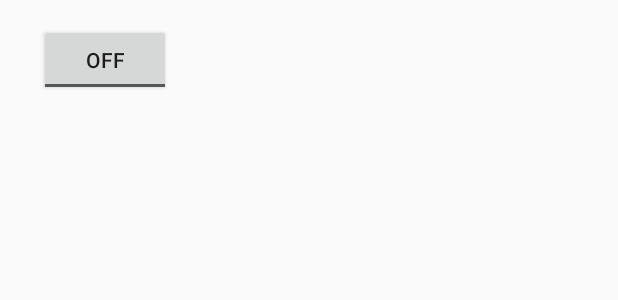
After one commit to WildDogTeam/video-demo-android-conference, an Android app: the layout activity_permission.xml on its own in the app's theme, with its tools: preview values and no code run, on a phone screen of 412 x 824 dp. The commit adds this screen. Shown: the top 300 px of the screen. Run offline under Robolectric (Android 15) with nearby library versions, the phone set to English and light mode, and no system bars.

Commit message:
add permission activity

```diff
--- /dev/null
+++ b/app/src/main/res/layout/activity_permission.xml
@@ -0,0 +1,22 @@
+<?xml version="1.0" encoding="utf-8"?>
+<RelativeLayout
+    xmlns:android="http://schemas.android.com/apk/res/android"
+    xmlns:tools="http://schemas.android.com/tools"
+    android:id="@+id/activity_permission"
+    android:layout_width="match_parent"
+    android:layout_height="match_parent"
+    android:paddingBottom="@dimen/activity_vertical_margin"
+    android:paddingLeft="@dimen/activity_horizontal_margin"
+    android:paddingRight="@dimen/activity_horizontal_margin"
+    android:paddingTop="@dimen/activity_vertical_margin"
+    >
+
+    <ToggleButton
+        android:text="ToggleButton"
+        android:layout_width="wrap_content"
+        android:layout_height="wrap_content"
+        android:id="@+id/toggleButton"
+        android:layout_alignParentTop="true"
+        android:layout_alignParentEnd="true"
+        android:layout_marginEnd="282dp"/>
+</RelativeLayout>
```
Also changed, not shown: app/src/main/java/com/wilddog/wilddogroom/activity/LoginActivity.java (+18 -0 lines), app/src/main/java/com/wilddog/wilddogroom/activity/PermissionActivity.java (added, +138 -0 lines), app/src/main/java/com/wilddog/wilddogroom/util/PermissionHelper.java (added, +49 -0 lines).
